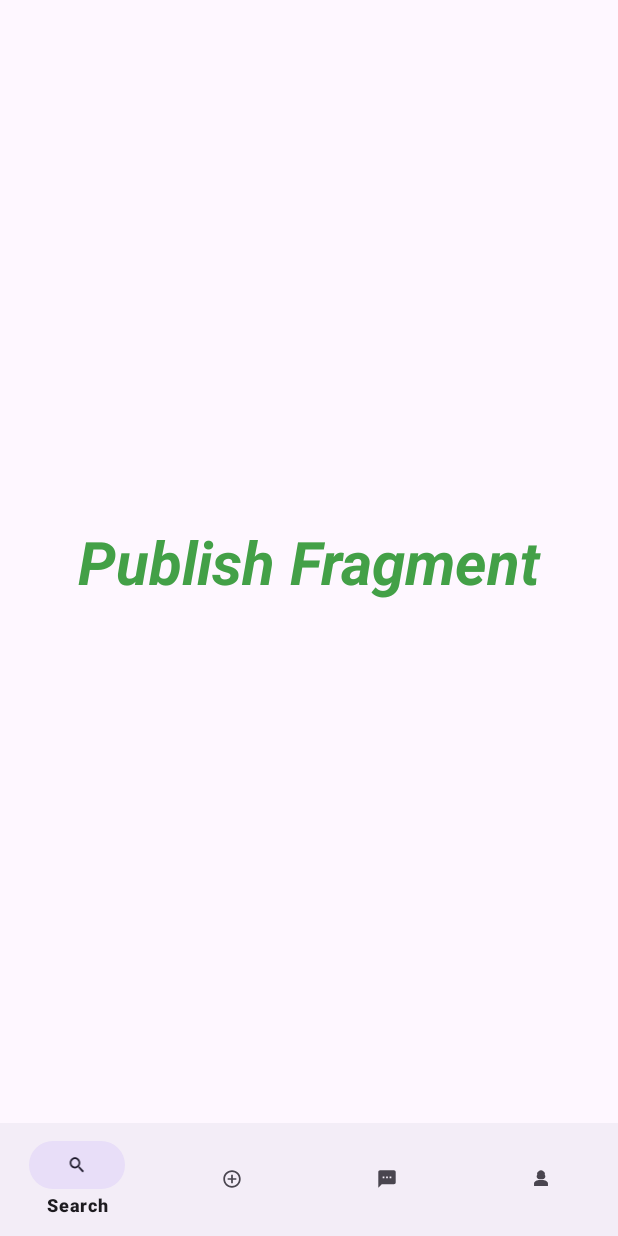
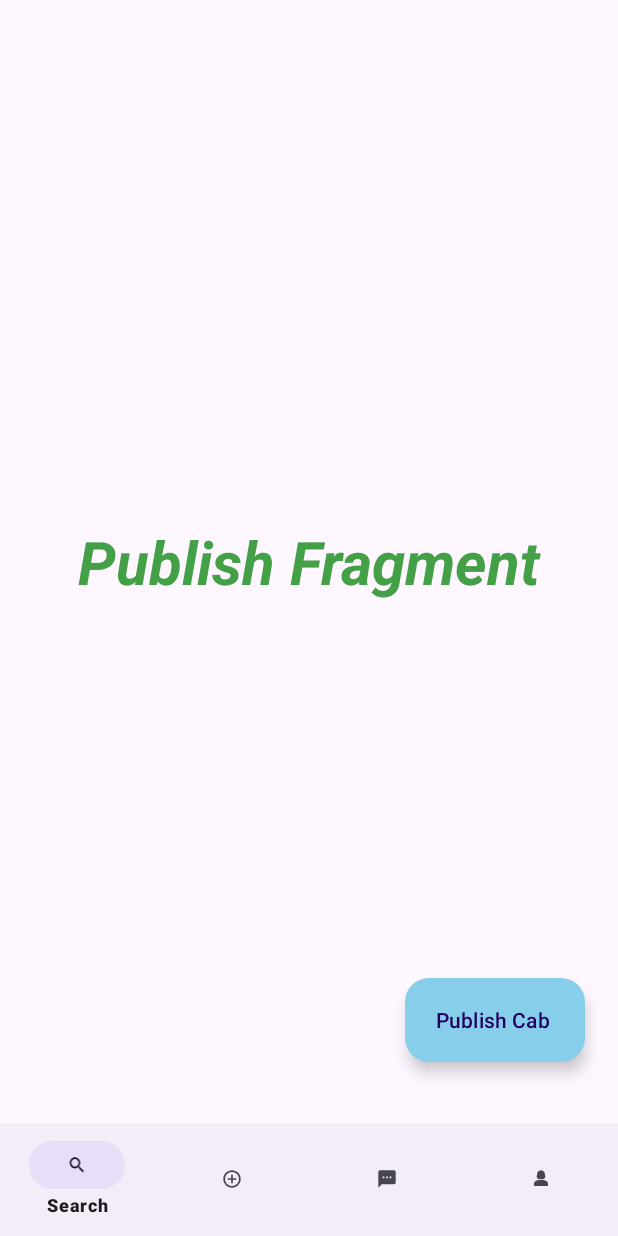
Before and after one commit to Muhasif-Hafiz/RapiSoft, an Android app: the fragment PublishFragment placed in its activity, on a phone screen of 412 x 824 dp. Run offline under Robolectric (Android 15) with nearby library versions, the phone set to English and light mode, and no system bars.

Commit message:
Publish Cab done

```diff
--- a/app/src/main/java/com/muhasib/rapisoft/PublishFragment.kt
+++ b/app/src/main/java/com/muhasib/rapisoft/PublishFragment.kt
@@ -1,33 +1,18 @@
 package com.muhasib.rapisoft
 
+import android.app.Dialog
+import android.content.Context
 import android.os.Bundle
 import androidx.fragment.app.Fragment
 import android.view.LayoutInflater
 import android.view.View
 import android.view.ViewGroup
+import android.widget.Button
+import android.widget.Toast
+import com.google.android.material.bottomsheet.BottomSheetDialog
+import com.google.android.material.floatingactionbutton.FloatingActionButton
 
-// TODO: Rename parameter arguments, choose names that match
-// the fragment initialization parameters, e.g. ARG_ITEM_NUMBER
-private const val ARG_PARAM1 = "param1"
-private const val ARG_PARAM2 = "param2"
-
-/**
- * A simple [Fragment] subclass.
- * Use the [PublishFragment.newInstance] factory method to
- * create an instance of this fragment.
- */
 class PublishFragment : Fragment() {
-    // TODO: Rename and change types of parameters
-    private var param1: String? = null
-    private var param2: String? = null
-
-    override fun onCreate(savedInstanceState: Bundle?) {
-        super.onCreate(savedInstanceState)
-        arguments?.let {
-            param1 = it.getString(ARG_PARAM1)
-            param2 = it.getString(ARG_PARAM2)
-        }
-    }
 
     override fun onCreateView(
         inflater: LayoutInflater, container: ViewGroup?,
@@ -37,23 +22,33 @@ class PublishFragment : Fragment() {
         return inflater.inflate(R.layout.fragment_publish, container, false)
     }
 
-    companion object {
-        /**
-         * Use this factory method to create a new instance of
-         * this fragment using the provided parameters.
-         *
-         * @param param1 Parameter 1.
-         * @param param2 Parameter 2.
-         * @return A new instance of fragment PublishFragment.
-         */
-        // TODO: Rename and change types and number of parameters
-        @JvmStatic
-        fun newInstance(param1: String, param2: String) =
-            PublishFragment().apply {
-                arguments = Bundle().apply {
-                    putString(ARG_PARAM1, param1)
-                    putString(ARG_PARAM2, param2)
-                }
-            }
+    // Add this method for UI-related code
+    override fun onViewCreated(view: View, savedInstanceState: Bundle?) {
+        super.onViewCreated(view, savedInstanceState)
+
+
+        val publishButton: Button= view.findViewById(R.id.floatingActionbarButton)
+        publishButton.setOnClickListener {
+
+            showBottomSheet()
+        }
+
+
     }
+    private fun showBottomSheet() {
+
+        val bottomSheetView: View = LayoutInflater.from(requireContext()).inflate(R.layout.bottomsheetlayout, null)
+        val done: Button = bottomSheetView.findViewById(R.id.publishButton)
+
+        val bottomSheet = BottomSheetDialog(requireContext())
+        bottomSheet.setContentView(bottomSheetView)
+        bottomSheet.show()
+
+
+        done.setOnClickListener {
+            bottomSheet.dismiss()
+        }
+    }
+
+
 }
--- /dev/null
+++ b/app/src/main/res/drawable/baseline_add_24.xml
@@ -0,0 +1,5 @@
+<vector xmlns:android="http://schemas.android.com/apk/res/android" android:height="24dp" android:tint="#000000" android:viewportHeight="24" android:viewportWidth="24" android:width="24dp">
+
+    <path android:fillColor="@android:color/white" android:pathData="M19,13h-6v6h-2v-6H5v-2h6V5h2v6h6v2z"/>
+
+</vector>
--- /dev/null
+++ b/app/src/main/res/drawable/baseline_remove_24.xml
@@ -0,0 +1,5 @@
+<vector xmlns:android="http://schemas.android.com/apk/res/android" android:height="24dp" android:tint="#000000" android:viewportHeight="24" android:viewportWidth="24" android:width="24dp">
+
+    <path android:fillColor="@android:color/white" android:pathData="M19,13H5v-2h14v2z"/>
+
+</vector>
--- a/app/src/main/res/layout/fragment_publish.xml
+++ b/app/src/main/res/layout/fragment_publish.xml
@@ -21,4 +21,21 @@
         app:layout_constraintStart_toStartOf="parent"
         app:layout_constraintTop_toTopOf="parent" />
 
+    <com.google.android.material.floatingactionbutton.ExtendedFloatingActionButton
+        android:id="@+id/floatingActionbarButton"
+        android:layout_width="wrap_content"
+        android:layout_height="wrap_content"
+        android:icon="@drawable/baseline_add_24"
+        android:text="Publish Cab"
+        app:backgroundTint="#87CEEB"
+        app:iconTint="@android:color/white"
+        app:layout_constraintBottom_toBottomOf="parent"
+        app:layout_constraintEnd_toEndOf="parent"
+        app:layout_constraintHorizontal_bias="0.925"
+
+        app:layout_constraintStart_toStartOf="parent"
+        app:layout_constraintTop_toTopOf="parent"
+        app:layout_constraintVertical_bias="0.941" />
+
+
 </androidx.constraintlayout.widget.ConstraintLayout>
```
Also changed, not shown: app/src/main/res/anim/slide_in_animation.xml (added, +8 -0 lines), app/src/main/res/anim/slide_out_animation.xml (added, +8 -0 lines), app/src/main/res/drawable/dialog_bkg.xml (added, +19 -0 lines), app/src/main/res/layout/bottomsheetlayout.xml (added, +134 -0 lines), app/src/main/res/values/themes.xml (+7 -0 lines).
